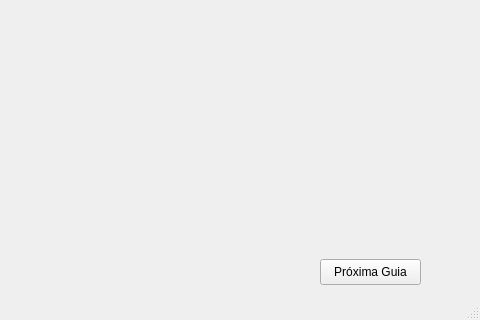
First picture: the form in mainwindow.ui, repository Luisf66/Qt-Creator, before the edit; both pictures show x 320 to 800 and y 280 to 600 of the 800 by 600 pixel window.
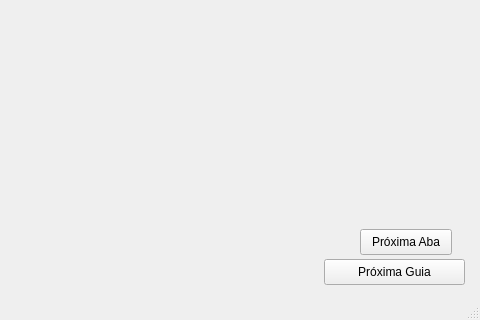
Second picture: the form after the edit. Icons and pictures are not drawn.

```diff
--- a/mainwindow.ui
+++ b/mainwindow.ui
@@ -93,9 +93,9 @@
    <widget class="QPushButton" name="pushButton_3">
     <property name="geometry">
      <rect>
-      <x>640</x>
+      <x>644</x>
       <y>520</y>
-      <width>101</width>
+      <width>141</width>
       <height>26</height>
      </rect>
     </property>
@@ -231,6 +231,19 @@
      </item>
     </layout>
    </widget>
+   <widget class="QPushButton" name="btn_guia3">
+    <property name="geometry">
+     <rect>
+      <x>680</x>
+      <y>490</y>
+      <width>92</width>
+      <height>26</height>
+     </rect>
+    </property>
+    <property name="text">
+     <string>Próxima Aba</string>
+    </property>
+   </widget>
   </widget>
   <widget class="QMenuBar" name="menubar">
    <property name="geometry">
```
